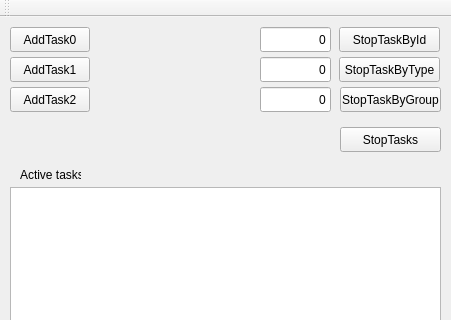
This is example/mainwindow.ui in valeksan/CoreTemplate as Qt 5 draws it before an edit; both pictures show x 0 to 451 and y 0 to 320 of the 451 by 580 pixel window. The edited form follows.
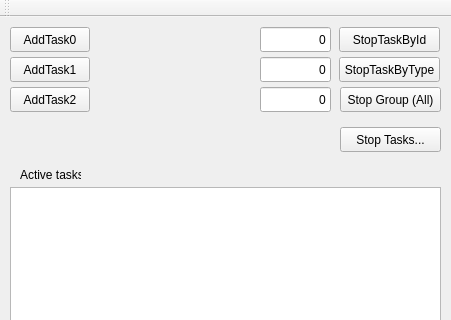
This is the edited form.

Commit message: Improve task stop controls, async termination, and architecture docs

```diff
--- a/example/mainwindow.ui
+++ b/example/mainwindow.ui
@@ -138,7 +138,7 @@
      </rect>
     </property>
     <property name="text">
-     <string>StopTasks</string>
+     <string>Stop Tasks...</string>
     </property>
    </widget>
    <widget class="QLineEdit" name="lineEditStopTaskType">
@@ -196,7 +196,7 @@
      </rect>
     </property>
     <property name="text">
-     <string>StopTaskByGroup</string>
+     <string>Stop Group (All)</string>
     </property>
    </widget>
   </widget>
```
Left out of the diff: 15 changed lines with no effect on the pictures. The commit also changes 5 other files.
